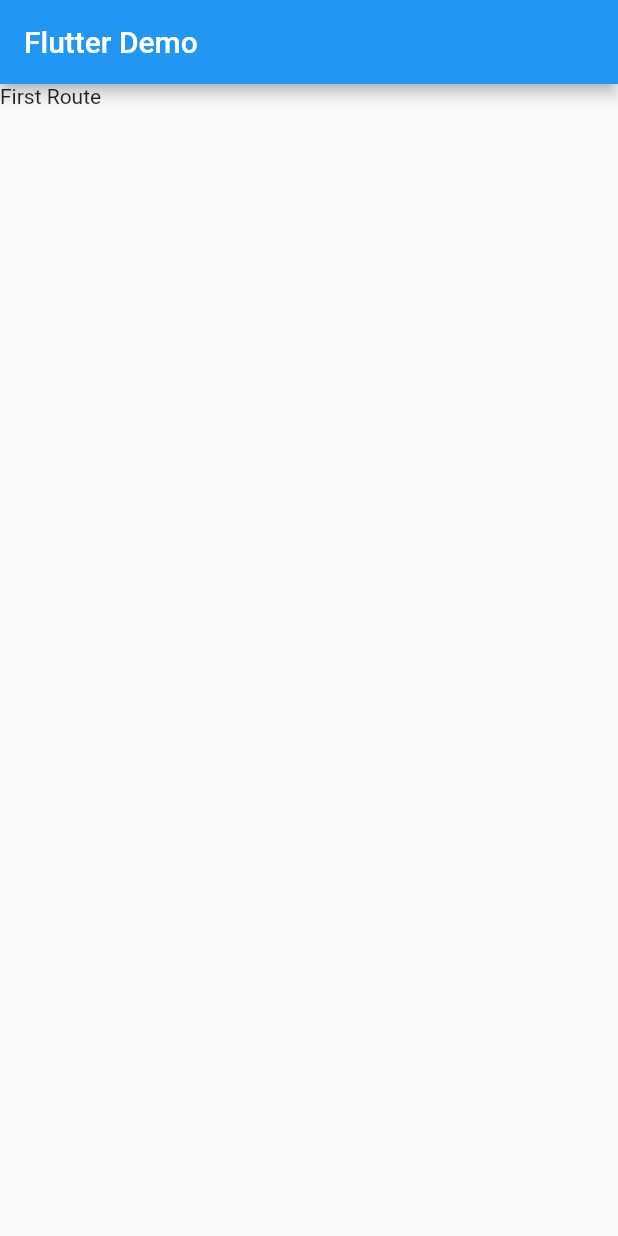
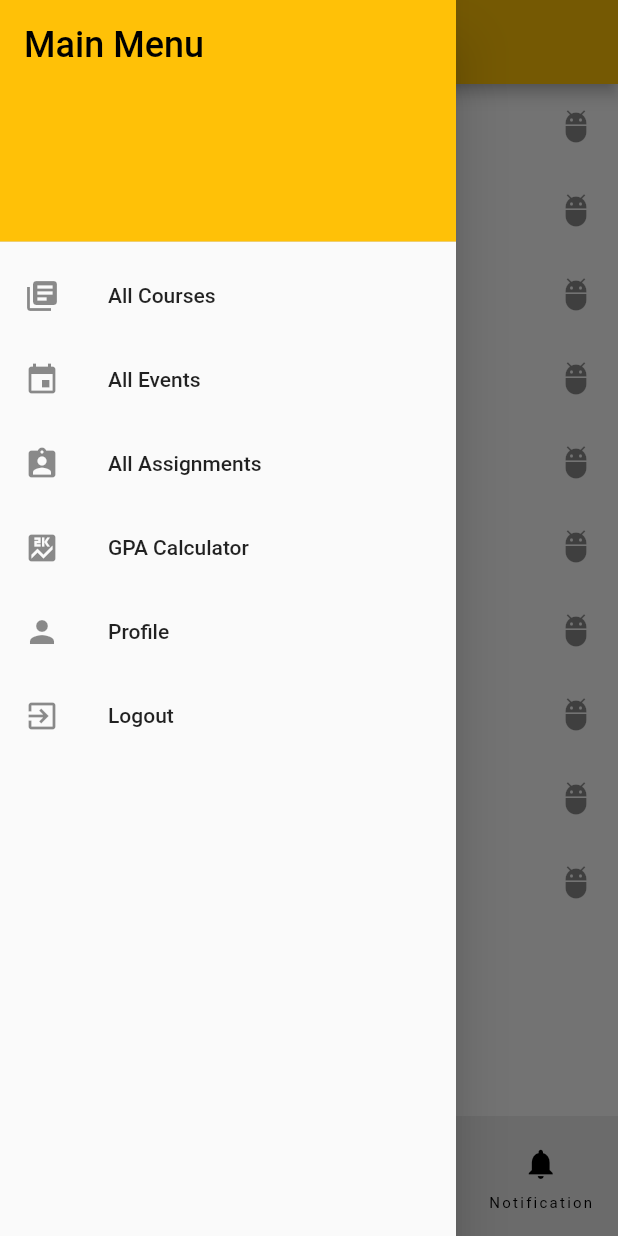
Before and after one commit to kulasinghet/unimate, a Flutter app: the screen it shows after launch, with the side drawer open (before the commit the screen has no drawer), on a phone screen of 412 x 824 dp. Run offline on Flutter 3.47's test engine with Material 2 defaults, Android fonts, the phone set to English and light mode, and no system bars.

Commit message:
Create UI for student dashboard

```diff
--- a/lib/main.dart
+++ b/lib/main.dart
@@ -1,4 +1,5 @@
 import 'package:flutter/material.dart';
+import 'package:unimate/student/dashboard.dart';
 
 void main() {
   runApp(MaterialApp(
@@ -20,19 +21,9 @@ class MyApp extends StatelessWidget {
   @override
   Widget build(BuildContext context) {
     return MaterialApp(
-      title: 'Flutter Demo',
-      theme: ThemeData(
-        primarySwatch: Colors.blue,
-      ),
-      builder: (context, child) {
-        return Scaffold(
-          appBar: AppBar(
-            title: Text('Flutter Demo'),
-          ),
-          body: child,
-        );
-      },
-      home: Text('First Route'),
+      debugShowCheckedModeBanner: false,
+      theme: ThemeData(primarySwatch: Colors.amber),
+      home: const StudentDashboard(),
     );
   }
 }
--- /dev/null
+++ b/lib/student/dashboard.dart
@@ -0,0 +1,106 @@
+import 'package:flutter/material.dart';
+import 'package:unimate/student/todayItem.dart';
+
+class StudentDashboard extends StatefulWidget {
+  const StudentDashboard({Key? key}) : super(key: key);
+
+  @override
+  State<StudentDashboard> createState() => _StudentDashboardState();
+}
+
+class _StudentDashboardState extends State<StudentDashboard> {
+
+  var currentPage = 0;
+  List<Widget> pages = const [TodayLecturesPage(), TodayEventPage(), TodayAssignmentPage(), ClassNotification()];
+
+  @override
+  Widget build(BuildContext context) {
+    return SafeArea(
+      child: Scaffold(
+        body: pages[currentPage],
+        appBar: AppBar(
+          title: const Text("Dashboard"),
+        ),
+        bottomNavigationBar: NavigationBar(
+          destinations: const [
+            NavigationDestination(icon: Icon(Icons.library_books), label: 'Lectures'),
+            NavigationDestination(icon: Icon(Icons.event), label: 'Events'),
+            NavigationDestination(icon: Icon(Icons.assignment_ind), label: 'Assignments'),
+            NavigationDestination(icon: Icon(Icons.notifications), label: 'Notification')
+          ],
+          onDestinationSelected: (value) {
+            // Change the state for refresh the widget
+            setState(() {
+              currentPage = value;
+            });
+          },
+          selectedIndex: currentPage,
+        ),
+        drawer: Drawer(
+          child: ListView(
+            padding: EdgeInsets.zero,
+            children: <Widget>[
+              const DrawerHeader(
+                decoration: BoxDecoration(
+                  color: Colors.amber,
+                ),
+                child: Text(
+                  'Main Menu',
+                  style: TextStyle(
+                    color: Colors.black,
+                    fontSize: 24,
+                  ),
+                ),
+              ),
+              ListTile(
+                leading: const Icon(Icons.library_books),
+                title: const Text('All Courses'),
+                onTap: () {
+                  Navigator.of(context)
+                      .push(MaterialPageRoute(builder: (BuildContext context) {
+                    return const TodayEventPage();
+                  }));
+                },
+              ),
+              ListTile(
+                leading: const Icon(Icons.event),
+                title: const Text('All Events'),
+                onTap: () {
+                  // TODO: Handle notifications tap
+                },
+              ),
+              ListTile(
+                leading: const Icon(Icons.assignment_ind),
+                title: const Text('All Assignments'),
+                onTap: () {
+                  // TODO: Handle friends tap
+                },
+              ),
+              ListTile(
+                leading: const Icon(Icons.score),
+                title: const Text('GPA Calculator'),
+                onTap: () {
+                  // TODO: Handle tasks tap
+                },
+              ),
+              ListTile(
+                leading: const Icon(Icons.person),
+                title: const Text('Profile'),
+                onTap: () {
+                  // TODO: Handle tasks tap
+                },
+              ),
+              ListTile(
+                leading: const Icon(Icons.exit_to_app),
+                title: const Text('Logout'),
+                onTap: () {
+                  // TODO: Handle tasks tap
+                },
+              )
+            ],
+          ),
+        ),
+      ),
+    );
+  }
+}
--- /dev/null
+++ b/lib/student/todayItem.dart
@@ -0,0 +1,70 @@
+import 'package:flutter/material.dart';
+
+class TodayLecturesPage extends StatefulWidget {
+  const TodayLecturesPage({Key? key}) : super(key: key);
+
+  @override
+  State<TodayLecturesPage> createState() => _TodayLecturesPageState();
+}
+
+class _TodayLecturesPageState extends State<TodayLecturesPage> {
+  @override
+  Widget build(BuildContext context) {
+    return ListView.builder(
+        itemCount: 10,
+        itemBuilder: (BuildContext context, int index) {
+          return ListTile(
+            title: Text("Item ${index + 1}"),
+            leading: const Icon(Icons.person),
+            trailing: const Icon(Icons.adb),
+            onTap: () {
+              debugPrint("Clicked $index");
+            },
+          );
+        });
+  }
+}
+
+
+class TodayEventPage extends StatefulWidget {
+  const TodayEventPage({Key? key}) : super(key: key);
+
+  @override
+  State<TodayEventPage> createState() => _TodayEventPageState();
+}
+
+class _TodayEventPageState extends State<TodayEventPage> {
+  @override
+  Widget build(BuildContext context) {
+    return const Placeholder();
+  }
+}
+
+
+class TodayAssignmentPage extends StatefulWidget {
+  const TodayAssignmentPage({Key? key}) : super(key: key);
+
+  @override
+  State<TodayAssignmentPage> createState() => _TodayAssignmentPageState();
+}
+
+class _TodayAssignmentPageState extends State<TodayAssignmentPage> {
+  @override
+  Widget build(BuildContext context) {
+    return const Placeholder();
+  }
+}
+
+class ClassNotification extends StatefulWidget {
+  const ClassNotification({Key? key}) : super(key: key);
+
+  @override
+  State<ClassNotification> createState() => _ClassNotificationState();
+}
+
+class _ClassNotificationState extends State<ClassNotification> {
+  @override
+  Widget build(BuildContext context) {
+    return const Placeholder();
+  }
+}
```
